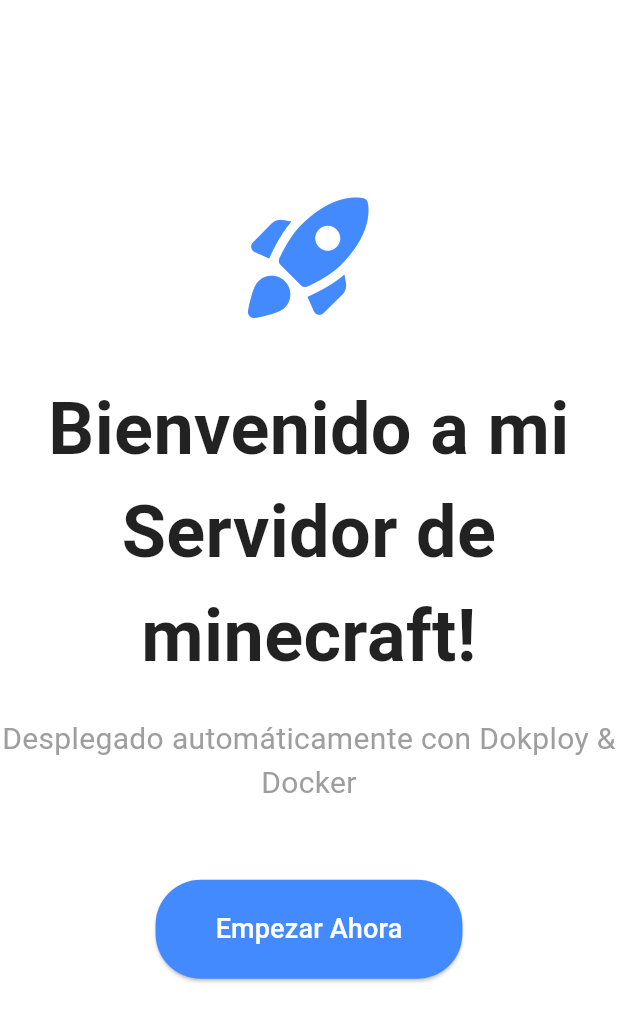
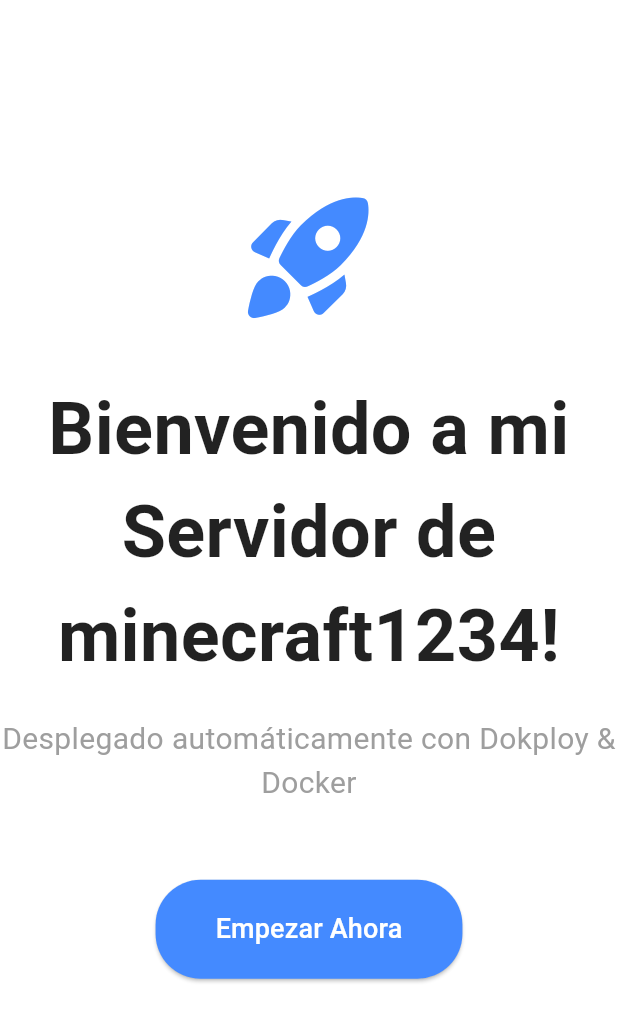
Before and after one commit to SrNiock/Test-Dokploy, a Flutter app: the screen it shows after launch, on a phone screen of 412 x 824 dp. Shown: the top 1022 px of the screen. Run offline on Flutter 3.47's test engine with Material 3 defaults, Android fonts, the light colour scheme and no system bars.

Commit message:
Update welcome message in main.dart
prueba

```diff
--- a/lib/main.dart
+++ b/lib/main.dart
@@ -43,7 +43,7 @@
 
               // Título Grande
               const Text(
-                'Bienvenido a mi Servidor de minecraft!',
+                'Bienvenido a mi Servidor de minecraft1234!',
                 textAlign: TextAlign.center,
                 style: TextStyle(
                   fontSize: 48,
```
